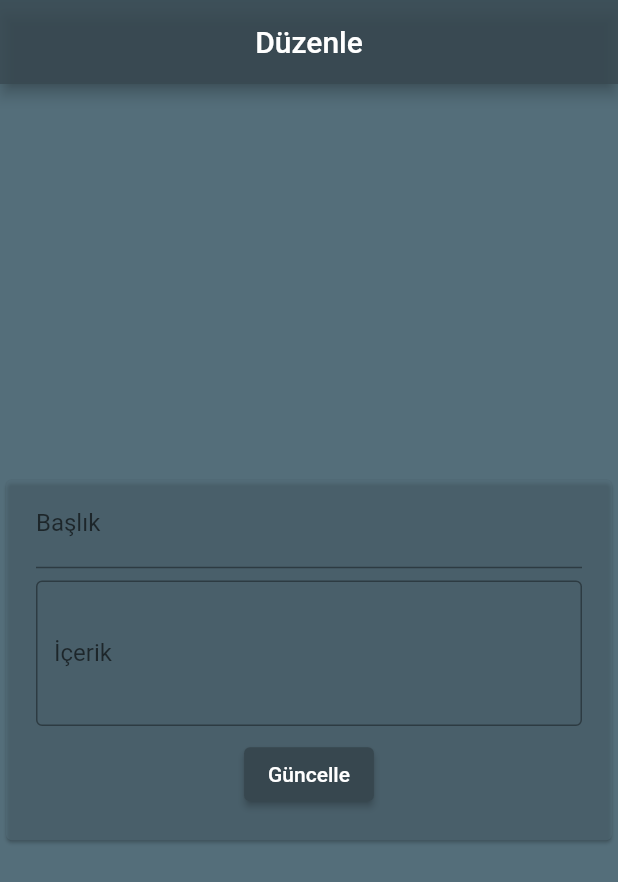
After one commit to bayrak-yavuz/InternProject004, a Flutter app: the duzenlemeSayfasi screen opened directly, on a phone screen of 412 x 824 dp. The commit adds this screen. Shown: the top 882 px of the screen. Run offline on Flutter 3.47's test engine with Material 2 defaults, Android fonts, the phone set to English and light mode, and no system bars; our stand-ins replace cloud_firestore, email_validator, firebase_auth, firebase_core, fluttertoast; accounts and stored records are empty.

Commit message:
düzenlendi

```diff
--- /dev/null
+++ b/lib/düzenlemesayfasi.dart
@@ -0,0 +1,72 @@
+// ignore_for_file: file_names
+
+import 'package:cloud_firestore/cloud_firestore.dart';
+import 'package:firebase_auth/firebase_auth.dart';
+import 'package:flutter/material.dart';
+import 'package:intl/intl.dart';
+import 'package:fluttertoast/fluttertoast.dart';
+import 'package:kullanici_giris/profilsayfasi.dart';
+
+class duzenlemeSayfasi extends StatefulWidget {
+  const duzenlemeSayfasi({Key? key}) : super(key: key);
+
+  @override
+  _duzenlemeSayfasiState createState() => _duzenlemeSayfasiState();
+}
+
+class _duzenlemeSayfasiState extends State<duzenlemeSayfasi> {
+  @override
+  Widget build(BuildContext context) {
+    var size = MediaQuery.of(context).size;
+    return Scaffold(
+      backgroundColor: Colors.blueGrey.shade600,
+      appBar: AppBar(
+        backgroundColor: Colors.blueGrey.shade800.withOpacity(.75),
+        title: Text("Düzenle"),
+        centerTitle: true,
+      ),
+      body: Center(
+        child: Card(
+          color: Colors.blueGrey.shade600.withOpacity(.50),
+          child: Padding(
+            padding: EdgeInsets.fromLTRB(20, 0, 20, 20),
+            child: Column(
+              mainAxisSize: MainAxisSize.min,
+              children: <Widget>[
+                TextField(
+                  //başlık
+                  decoration: InputDecoration(
+                    border: UnderlineInputBorder(),
+                    labelText: 'Başlık',
+                  ),
+                  //controller: t1,
+                ),
+                SizedBox(
+                  height: size.height * 0.01,
+                ),
+                TextField(
+                  //içerik
+                  decoration: InputDecoration(
+                    border: OutlineInputBorder(),
+                    labelText: 'İçerik',
+                  ),
+                  maxLines: 3,
+                  // controller: t2,
+                ),
+                SizedBox(
+                  height: size.height * 0.01,
+                ),
+                ElevatedButton(
+                  onPressed: () {},
+                  child: Text("Güncelle"),
+                  style: ElevatedButton.styleFrom(
+                      primary: Colors.blueGrey.shade800),
+                ),
+              ],
+            ),
+          ),
+        ),
+      ),
+    );
+  }
+}
--- a/lib/profilsayfasi.dart
+++ b/lib/profilsayfasi.dart
@@ -3,6 +3,7 @@
 import 'package:cloud_firestore/cloud_firestore.dart';
 import 'package:firebase_auth/firebase_auth.dart';
 import 'package:flutter/material.dart';
+import 'package:kullanici_giris/d%C3%BCzenlemesayfasi.dart';
 import 'package:kullanici_giris/main.dart';
 import 'package:kullanici_giris/yazisayfasi.dart';
 
@@ -97,7 +98,11 @@ class KullaniciYazilari extends StatelessWidget {
                         style: TextButton.styleFrom(
                           primary: Colors.red.shade700,
                         ),
-                        child: Text('Sil', style: TextStyle(fontSize: 20, fontWeight: FontWeight.bold),),
+                        child: Text(
+                          'Sil',
+                          style: TextStyle(
+                              fontSize: 20, fontWeight: FontWeight.bold),
+                        ),
                         onPressed: () {
                           String willDeleted = data['title'];
                           FirebaseFirestore.instance
@@ -122,14 +127,19 @@ class KullaniciYazilari extends StatelessWidget {
                         style: TextButton.styleFrom(
                           primary: Colors.lightGreen.shade800,
                         ),
-                        child: Text('Düzenle', style: TextStyle(fontSize: 20, fontWeight: FontWeight.bold,),),
+                        child: Text(
+                          'Düzenle',
+                          style: TextStyle(
+                            fontSize: 20,
+                            fontWeight: FontWeight.bold,
+                          ),
+                        ),
                         onPressed: () {
-                          /*FirebaseAuth.instance.signOut().then((deger) {
-                            Navigator.push(
+                          Navigator.pushAndRemoveUntil(
                               context,
-                              MaterialPageRoute(builder: (_) => YaziEkrani()),
-                            );
-                          });*/
+                              MaterialPageRoute(
+                                  builder: (_) => duzenlemeSayfasi()),
+                              (Route<dynamic> route) => true);
                         },
                       ),
                       SizedBox(width: 8),
```
